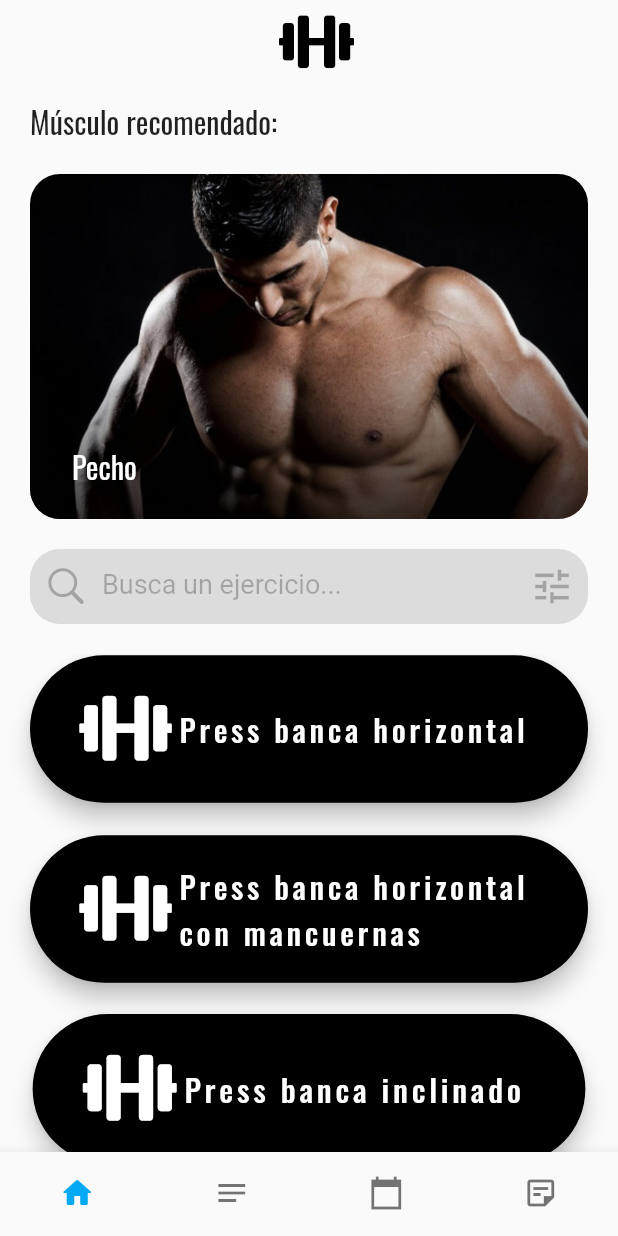
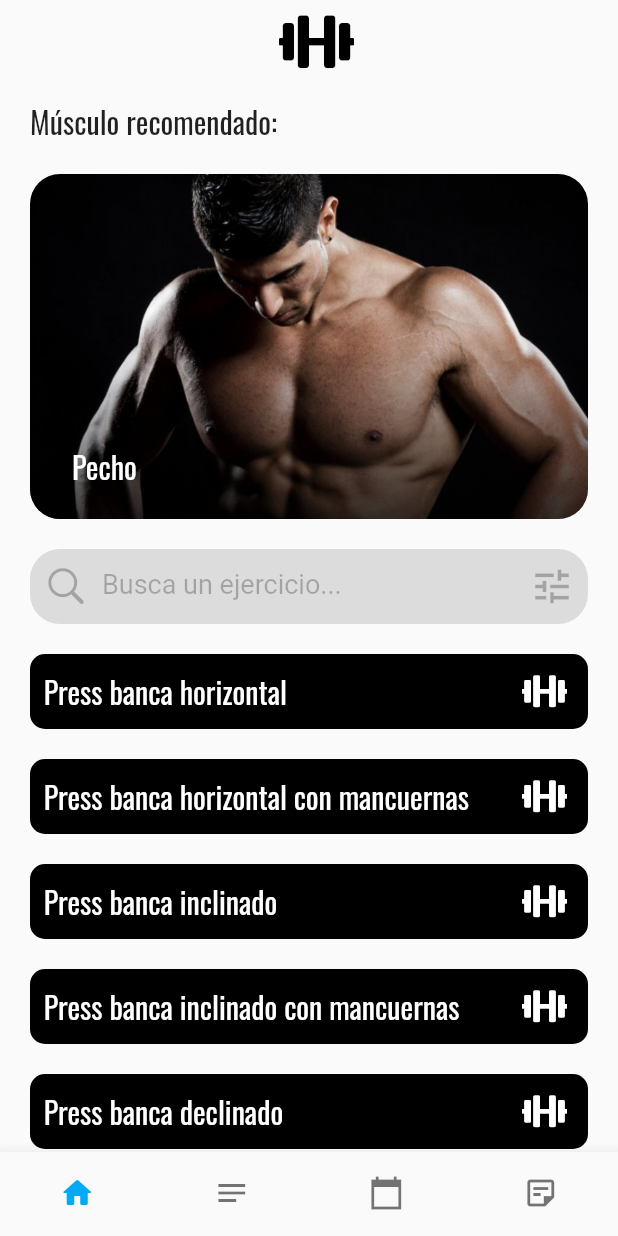
Before and after one commit to luismdelpozo/g_notes, a Flutter app: the screen it shows after launch, on a phone screen of 412 x 824 dp. Run offline on Flutter 3.47's test engine with Material 2 defaults, Android fonts, the phone set to English and light mode, and no system bars; our stand-ins replace google_fonts.

Commit message:
Pantalla 1 y 2 finalizada

```diff
--- a/lib/inicio.dart
+++ b/lib/inicio.dart
@@ -108,32 +108,37 @@ class Inicio extends StatelessWidget {
                   child: ListView.builder(
                     itemCount: ejercicios.length,
                     itemBuilder: (BuildContext ctx, int index) {
-                      return Container(
+                      return InkWell(
+                          child: Container(
+                            height: 50,
+                            decoration: BoxDecoration(
+                                borderRadius: BorderRadius.circular(10),
+                                color: Colors.black
+                            ),
                             margin: const EdgeInsets.only(left: 20, right: 20, bottom: 20),
-                        child: Stack(
+                            child: Row(
+                              mainAxisAlignment: MainAxisAlignment.spaceBetween,
                               children: [
-                              SizedBox(
-                                width: 8000,
-                                height: 100,
-                                child: FittedBox(
-                                  child: FloatingActionButton.extended(
-                                    onPressed: () {},
-                                    icon: const Icon(
+                                Expanded(
+                                  child: Text(ejercicios[index].name,
+                                    style: GoogleFonts.oswald(
+                                        textStyle: Style_letra,
+                                        color: Colors.white),
+                                    textAlign: TextAlign.left
+                                  ),
+                                ),
+                                const Align(
+                                  alignment: Alignment.centerRight,
+                                  child: Icon(
                                       MyFlutterApp.dumbbell,
                                       color: Colors.white
                                   ),
-                                    label: Text(ejercicios[index].name,
-                                        style: GoogleFonts.oswald(
-                                            textStyle: Style_letra_small,
-                                            color: Colors.white),
-                                        textAlign: TextAlign.left
                                 ),
-                                    backgroundColor: Colors.black,
-                                  )
+                                const Padding(padding: EdgeInsets.only(right: 20))
+                              ],
                             ),
-                              )
-                            ]
                           ),
+                      onTap: () {},
                       );
                     },
                   )
--- a/lib/models/search_bar.dart
+++ b/lib/models/search_bar.dart
@@ -3,7 +3,7 @@ import 'package:flutter/material.dart';
 
 class SearchBarWidget extends StatelessWidget{
   SearchBarWidget(this.text_inside);
-
+  final Style_letra = const TextStyle(fontSize: 18);
   final String text_inside;
   Radius get radius => new Radius.circular(20);
   Widget build(BuildContext context){
@@ -17,18 +17,18 @@ class SearchBarWidget extends StatelessWidget{
       child: TextField(
         cursorColor: Colors.black26,
         decoration: InputDecoration(
-          prefixIcon: Icon(
+          prefixIcon: const Icon(
             CupertinoIcons.search,
             size: 30,
             color: Colors.black26,
           ),
-          suffixIcon: Icon(
+          suffixIcon: const Icon(
             Icons.tune,
             size: 30,
             color: Colors.black26,
           ),
           border: InputBorder.none,
-          hintStyle: TextStyle(
+          hintStyle: const TextStyle(
             color: Colors.black26,
             fontSize: 18
           ),
--- a/lib/models/utils.dart
+++ b/lib/models/utils.dart
@@ -53,115 +53,115 @@ class Utils{
   static List<Ejercicios> getEjercicios(){
     return [
       Ejercicios(
-          name: 'Press banca horizontal',
+          name: '  Press banca horizontal',
           color: Colors.blueAccent,
           imgName: 'pecho_ejercicio.png',
           musculo: 'Pecho'
       ),
       Ejercicios(
-          name: 'Press banca horizontal\ncon mancuernas',
+          name: '  Press banca horizontal con mancuernas',
           color: Colors.blueAccent,
           imgName: 'pecho_ejercicio.png',
           musculo: 'Pecho'
       ),
       Ejercicios(
-          name: 'Press banca inclinado',
+          name: '  Press banca inclinado',
           color: Colors.blueAccent,
           imgName: 'pecho_ejercicio.png',
           musculo: 'Pecho'
       ),
       Ejercicios(
-          name: 'Press banca inclinado\ncon mancuernas',
+          name: '  Press banca inclinado con mancuernas',
           color: Colors.blueAccent,
           imgName: 'pecho_ejercicio.png',
           musculo: 'Pecho'
       ),
       Ejercicios(
-          name: 'Press banca declinado',
+          name: '  Press banca declinado',
           color: Colors.blueAccent,
           imgName: 'pecho_ejercicio.png',
           musculo: 'Pecho'
       ),
       Ejercicios(
-          name: 'Press banca declinado\ncon mancuernas',
+          name: '  Press banca declinado con mancuernas',
           color: Colors.blueAccent,
           imgName: 'pecho_ejercicio.png',
           musculo: 'Pecho'
       ),
       Ejercicios(
-        name: 'Remo con barra',
+        name: '  Remo con barra',
         color: Colors.blueAccent,
         imgName: 'laterales_ejercicio.png',
         musculo: 'Espalda'
       ),
       Ejercicios(
-          name: 'Press militar',
+          name: '  Press militar',
           color: Colors.blueAccent,
           imgName: 'hombro_ejercicio.png',
           musculo: 'Hombro'
       ),
       Ejercicios(
-          name: 'Dominadas',
+          name: '  Dominadas',
           color: Colors.blueAccent,
           imgName: 'espalda_entera_icon.png',
           musculo: 'Espalda'
       ),
       Ejercicios(
-          name: 'Sentadilla',
+          name: '  Sentadilla',
           color: Colors.blueAccent,
           imgName: 'cuadriceps_ejercicio.png',
           musculo: 'Pierna'
       ),
       Ejercicios(
-          name: 'Peso muerto',
+          name: '  Peso muerto',
           color: Colors.blueAccent,
           imgName: 'femoral_ejercicio.png',
           musculo: 'Pierna'
       ),
       Ejercicios(
-          name: 'Curl femoral',
+          name: '  Curl femoral',
           color: Colors.blueAccent,
           imgName: 'femoral_ejercicio.png',
           musculo: 'Pierna'
       ),
       Ejercicios(
-          name: 'Gemelo',
+          name: '  Gemelo',
           color: Colors.blueAccent,
           imgName: 'gemelo_ejercicio.png',
           musculo: 'Pierna'
       ),
       Ejercicios(
-          name: 'Chin-ups',
+          name: '  Chin-ups',
           color: Colors.blueAccent,
           imgName: 'biceps_ejercicio.png',
           musculo: 'Biceps'
       ),
       Ejercicios(
-          name: 'Facepull',
+          name: '  Facepull',
           color: Colors.blueAccent,
           imgName: 'espalda_ejercicio.png',
           musculo: 'Espalda'
       ),
       Ejercicios(
-          name: 'Martillo',
+          name: '  Martillo',
           color: Colors.blueAccent,
           imgName: 'biceps_ejercicio.png',
           musculo: 'Biceps'
       ),
       Ejercicios(
-          name: 'Rompecraneos',
+          name: '  Rompecraneos',
           color: Colors.blueAccent,
           imgName: 'triceps_ejercicio.png',
           musculo: 'Triceps'
       ),
       Ejercicios(
-          name: 'Zancadas',
+          name: '  Zancadas',
           color: Colors.blueAccent,
           imgName: 'pierna_entera_icon.png',
           musculo: 'Pierna'
       ),
       Ejercicios(
-          name: 'Extension de cuadriceps',
+          name: '  Extension de cuadriceps',
           color: Colors.blueAccent,
           imgName: 'cuadriceps_ejercicio.png',
           musculo: 'Espalda'
```
Also changed, not shown: lib/notas.dart (+19 -22 lines). Lines whose indentation alone changed are shown as unchanged.
